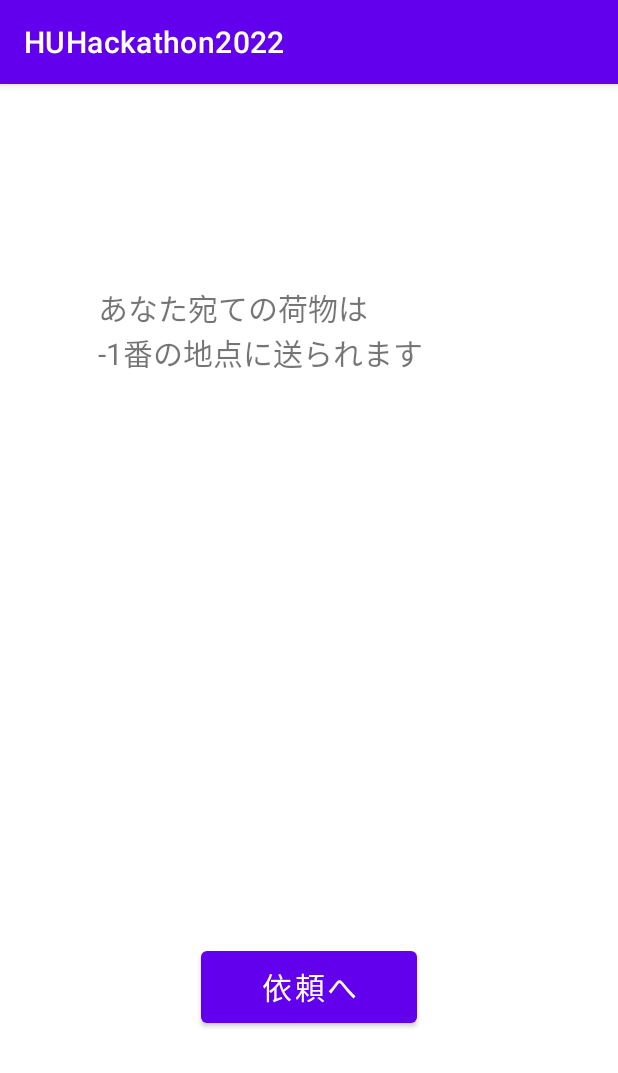
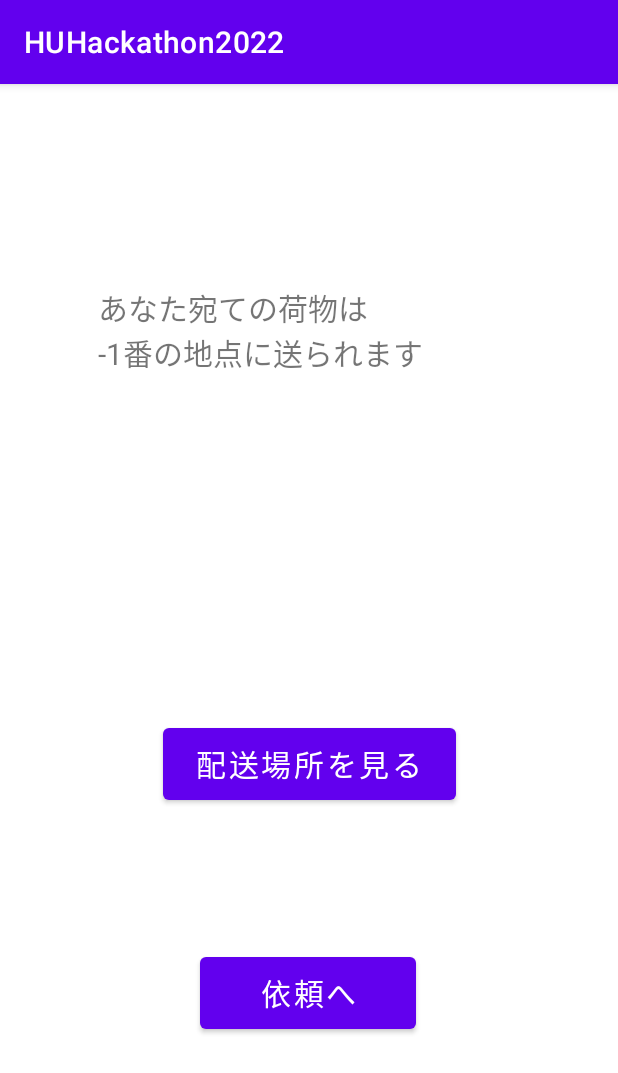
Before and after one commit to takhk0870/HUHackathon2022Team05, an Android app: the WithMapActivity screen opened directly, with no data from a screen before it, on a phone screen of 412 x 824 dp. Shown: the top 1073 px of the screen. Run offline under Robolectric (Android 15) with nearby library versions, the phone set to English and light mode, and no system bars.

Commit message:
add map commit from TT

```diff
--- a/app/build.gradle
+++ b/app/build.gradle
@@ -26,10 +26,14 @@ android {
         sourceCompatibility JavaVersion.VERSION_1_8
         targetCompatibility JavaVersion.VERSION_1_8
     }
+    buildFeatures {
+        viewBinding true
+    }
 }
 
 dependencies {
-    implementation 'com.google.android.gms:play-services-location:19.0.1'
+
+    implementation 'com.google.android.gms:play-services-maps:18.0.1'
 
     implementation 'androidx.appcompat:appcompat:1.3.0'
     implementation 'com.google.android.material:material:1.3.0'
--- a/app/src/main/java/events/huhackathon2022/RegisterActivity.java
+++ b/app/src/main/java/events/huhackathon2022/RegisterActivity.java
@@ -70,6 +70,8 @@ public class RegisterActivity extends AppCompatActivity {
 
                             intentToWithMap.putExtra("user_name", userName);
                             intentToWithMap.putExtra("email_address", userEmailOrPhone);
+                            intentToWithMap.putExtra("latitude", userLatitude);
+                            intentToWithMap.putExtra("longitude", userLongitude);
                             intentToWithMap.putExtra("deliver_point", deliverP);  //遷移時に渡すデータ("deliver_point"で取り出す)
 
                             startActivity(intentToWithMap);  //WithMapActivityへの遷移
--- a/app/src/main/java/events/huhackathon2022/StartActivity.java
+++ b/app/src/main/java/events/huhackathon2022/StartActivity.java
@@ -13,6 +13,8 @@ public class StartActivity extends AppCompatActivity {
     protected void onCreate(Bundle savedInstanceState) {
         super.onCreate(savedInstanceState);
         setContentView(R.layout.activity_start);
+
+        System.out.println(this.getDatabasePath("Request.db").getParent());
 
         Intent intentToRegister = new Intent(this, RegisterActivity.class);
         Intent intentToLogIn    = new Intent(this, LogInActivity.class);
--- a/app/src/main/java/events/huhackathon2022/WithMapActivity.java
+++ b/app/src/main/java/events/huhackathon2022/WithMapActivity.java
@@ -1,13 +1,12 @@
 package events.huhackathon2022;
 
+import android.os.Bundle;
 import android.content.Intent;
-import android.os.Bundle;
 import android.view.View;
 import android.widget.Button;
 import android.widget.TextView;
 
 import androidx.appcompat.app.AppCompatActivity;
-
 
 public class WithMapActivity extends AppCompatActivity {
 
@@ -16,19 +15,35 @@ public class WithMapActivity extends AppCompatActivity {
         super.onCreate(savedInstanceState);
         setContentView(R.layout.activity_withmap);
 
+        Intent intentToMap  = new Intent(this, WithMapsActivity.class);
         Intent intentToMain = new Intent(this, MainActivity.class);
 
-        double[][] deliverPoints = {{12.321, 45.395}, {65.598, 65.279}, {23.798, 17.984},};
+        double[][] deliverPoints = {{43.0726, 141.3421}, {43.0685, 141.3507}, {43.448, 141.1953},};
 
         Intent intent    = getIntent();
+        double userLatitude  = intent.getDoubleExtra("latitude", 0);
+        double userLongitude = intent.getDoubleExtra("longitude", 0);
         int deliverPoint = intent.getIntExtra("deliver_point", -1);
         String userName  = intent.getStringExtra("user_name");
         String emailAddress = intent.getStringExtra("email_address");
         TextView tvShowDeliverPoint = findViewById(R.id.tvShowDeliverPoint);
         Button   buttonToMain       = findViewById(R.id.buttonToMain);
+        Button   buttonToMap        = findViewById(R.id.buttonToMap);
 
         String str = "あなた宛ての荷物は\n" + deliverPoint + "番の地点に送られます";
         tvShowDeliverPoint.setText(str);
+
+        buttonToMap.setOnClickListener(new View.OnClickListener() {
+            @Override
+            public void onClick(View v) {
+                intentToMap.putExtra("user_latitude", userLatitude);
+                intentToMap.putExtra("user_longitude", userLongitude);
+                intentToMap.putExtra("latitude", deliverPoints[deliverPoint-1][0]);
+                intentToMap.putExtra("longitude", deliverPoints[deliverPoint-1][1]);
+
+                startActivity(intentToMap);
+            }
+        });
 
         buttonToMain.setOnClickListener(new View.OnClickListener() {
             @Override
--- a/app/src/main/res/layout/activity_withmap.xml
+++ b/app/src/main/res/layout/activity_withmap.xml
@@ -18,28 +18,34 @@
         app:layout_constraintStart_toStartOf="parent"
         app:layout_constraintTop_toTopOf="parent" />
 
-    <ImageView
-        android:id="@+id/imageView"
-        android:layout_width="wrap_content"
-        android:layout_height="wrap_content"
-        android:layout_marginStart="147dp"
-        android:layout_marginTop="64dp"
-        android:layout_marginEnd="136dp"
-        app:layout_constraintEnd_toEndOf="parent"
-        app:layout_constraintStart_toStartOf="parent"
-        app:layout_constraintTop_toBottomOf="@+id/tvShowDeliverPoint"
-        tools:srcCompat="@tools:sample/avatars" />
-
     <Button
         android:id="@+id/buttonToMain"
         android:layout_width="144dp"
         android:layout_height="60dp"
         android:layout_marginStart="133dp"
         android:layout_marginEnd="134dp"
-        android:layout_marginBottom="136dp"
+        android:layout_marginBottom="132dp"
         android:text="依頼へ"
         android:textSize="20sp"
         app:layout_constraintBottom_toBottomOf="parent"
         app:layout_constraintEnd_toEndOf="parent"
+        app:layout_constraintHorizontal_bias="0.0"
         app:layout_constraintStart_toStartOf="parent" />
+
+    <Button
+        android:id="@+id/buttonToMap"
+        android:layout_width="195dp"
+        android:layout_height="60dp"
+        android:layout_marginStart="133dp"
+        android:layout_marginTop="191dp"
+        android:layout_marginEnd="134dp"
+        android:layout_marginBottom="248dp"
+        android:text="配送場所を見る"
+        android:textSize="20sp"
+        app:layout_constraintBottom_toBottomOf="parent"
+        app:layout_constraintEnd_toEndOf="parent"
+        app:layout_constraintHorizontal_bias="0.49"
+        app:layout_constraintStart_toStartOf="parent"
+        app:layout_constraintTop_toBottomOf="@+id/tvShowDeliverPoint"
+        app:layout_constraintVertical_bias="0.0" />
 </androidx.constraintlayout.widget.ConstraintLayout>
--- a/app/src/main/res/values/strings.xml
+++ b/app/src/main/res/values/strings.xml
@@ -1,3 +1,5 @@
 <resources>
     <string name="app_name">HUHackathon2022</string>
+    <string name="title_activity_with_maps">WithMapsActivity</string>
+    <string name="title_activity_maps">MapsActivity</string>
 </resources>
```
Also changed, not shown: app/src/main/AndroidManifest.xml (+39 -6 lines), app/src/main/java/events/huhackathon2022/WithMapsActivity.java (added, +62 -0 lines), app/src/main/res/layout/activity_with_maps.xml (added, +9 -0 lines).
